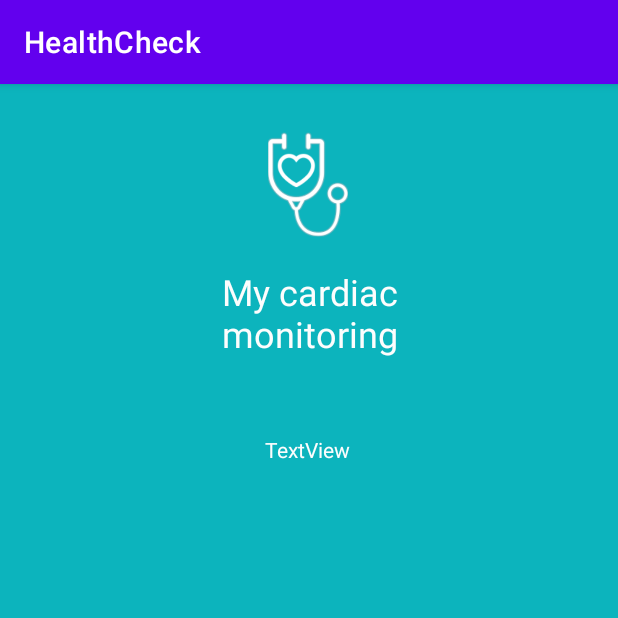
After one commit to hylionx/HealthCheck, an Android app: the MyCardiacMonitoringActivity screen opened directly, with no data from a screen before it, on a phone screen of 412 x 824 dp, the top half of it. The commit adds this screen. Run offline under Robolectric (Android 15) with nearby library versions, the light colour scheme and no system bars.

Commit message:
Start cardiac monitoring

```diff
--- a/app/src/main/AndroidManifest.xml
+++ b/app/src/main/AndroidManifest.xml
@@ -9,6 +9,9 @@
         android:roundIcon="@mipmap/ic_launcher_round"
         android:supportsRtl="true"
         android:theme="@style/Theme.HealthCheck">
+        <activity
+            android:name=".MyCardiacMonitoringActivity"
+            android:exported="false" />
         <activity
             android:name=".AutreActivite"
             android:exported="false" />
--- /dev/null
+++ b/app/src/main/java/com/example/healthcheck/MyCardiacMonitoringActivity.java
@@ -0,0 +1,14 @@
+package com.example.healthcheck;
+
+import androidx.appcompat.app.AppCompatActivity;
+
+import android.os.Bundle;
+
+public class MyCardiacMonitoringActivity extends AppCompatActivity {
+
+    @Override
+    protected void onCreate(Bundle savedInstanceState) {
+        super.onCreate(savedInstanceState);
+        setContentView(R.layout.activity_my_cardiac_monitoring);
+    }
+}
--- /dev/null
+++ b/app/src/main/res/layout/activity_my_cardiac_monitoring.xml
@@ -0,0 +1,49 @@
+<?xml version="1.0" encoding="utf-8"?>
+<androidx.constraintlayout.widget.ConstraintLayout xmlns:android="http://schemas.android.com/apk/res/android"
+    xmlns:app="http://schemas.android.com/apk/res-auto"
+    xmlns:tools="http://schemas.android.com/tools"
+    android:layout_width="match_parent"
+    android:layout_height="match_parent"
+    android:background="#0cb4bd"
+    tools:context=".MyCardiacMonitoringActivity">
+
+    <ImageView
+        android:id="@+id/my_cardiac_monitoring_img"
+        android:layout_width="120dp"
+        android:layout_height="70dp"
+        android:layout_marginTop="32dp"
+        android:contentDescription="cardiac_img"
+        app:layout_constraintEnd_toEndOf="parent"
+        app:layout_constraintHorizontal_bias="0.498"
+        app:layout_constraintStart_toStartOf="parent"
+        app:layout_constraintTop_toTopOf="parent"
+        app:srcCompat="@drawable/suivicardiaque"
+        tools:ignore="ImageContrastCheck" />
+
+    <TextView
+        android:id="@+id/my_cardiac_monitoring_title"
+        android:layout_width="223dp"
+        android:layout_height="64dp"
+        android:layout_marginTop="20dp"
+        android:text="@string/my_cardiac_monitoring_title"
+        android:textAlignment="center"
+        android:textColor="#FDFDFD"
+        android:textSize="24sp"
+        app:layout_constraintEnd_toEndOf="@+id/my_cardiac_monitoring_img"
+        app:layout_constraintHorizontal_bias="0.494"
+        app:layout_constraintStart_toStartOf="@+id/my_cardiac_monitoring_img"
+        app:layout_constraintTop_toBottomOf="@+id/my_cardiac_monitoring_img"
+        tools:ignore="TextContrastCheck" />
+
+    <TextView
+        android:id="@+id/txtCardiacMonitoringQ1"
+        android:layout_width="wrap_content"
+        android:layout_height="wrap_content"
+        android:layout_marginTop="48dp"
+        android:text="TextView"
+        android:textColor="#FDFDFD"
+        app:layout_constraintEnd_toEndOf="parent"
+        app:layout_constraintHorizontal_bias="0.498"
+        app:layout_constraintStart_toStartOf="parent"
+        app:layout_constraintTop_toBottomOf="@+id/my_cardiac_monitoring_title" />
+</androidx.constraintlayout.widget.ConstraintLayout>
--- a/app/src/main/res/values/strings.xml
+++ b/app/src/main/res/values/strings.xml
@@ -18,7 +18,7 @@
     <string name="next_step">next step</string>
     <string name="coeur_img" translatable="false">coeur_img</string>
     <string name="question1">Do you have a heart condition?</string>
-    <string name="my_profile">MY PROFILE</string>
+    <string name="my_profile">My profil</string>
     <string name="question2">Are you diabetic?</string>
     <string name="titre_main">How is your heart?</string>
     <string name="text_main">10 minutes and 8 subjects to discover!</string>
@@ -26,4 +26,5 @@
     <string name="sp_q4" translatable="false">TextView</string>
     <string name="button_suppl" translatable="false">Button</string>
     <string name="save" translatable="false">Save</string>
+    <string name="my_cardiac_monitoring_title">My cardiac monitoring</string>
 </resources>
```
Also changed, not shown: app/src/main/res/drawable/suivicardiaque.png (added), 2 other files.
